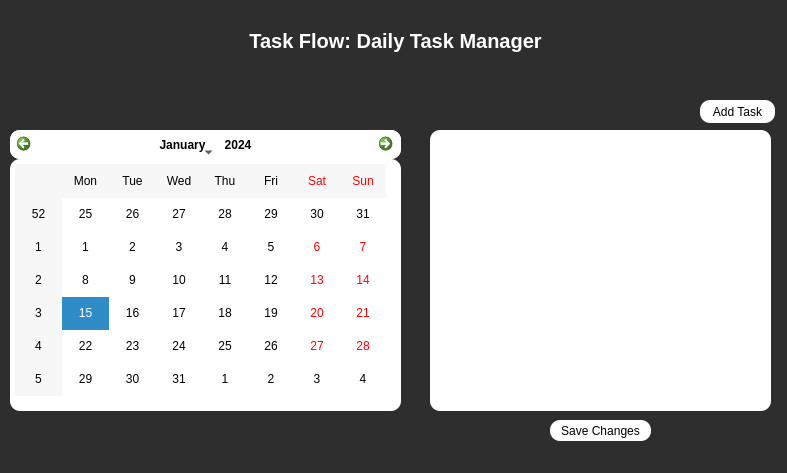
This is main.ui in GrimReaper606/DailyTaskSchedulerUsingPython as Qt 5 draws it before an edit. The edited form follows.
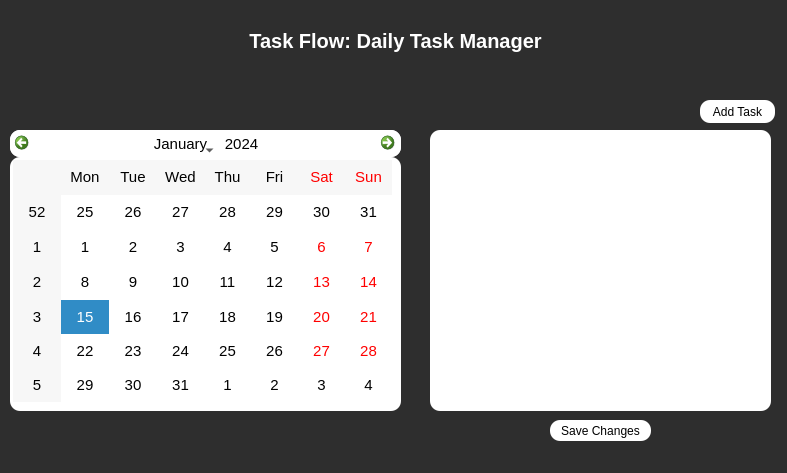
This is the edited form.

```diff
--- a/main.ui
+++ b/main.ui
@@ -30,7 +30,8 @@
     <string notr="true">background-color: #FFFFFF;
 color: #000000; 
 border-radius: 10px;
-padding :5px</string>
+padding :3px;
+font: 11pt;</string>
    </property>
   </widget>
   <widget class="QListWidget" name="listWidget">
```
